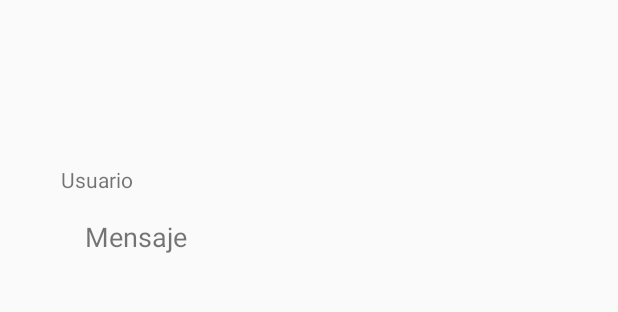
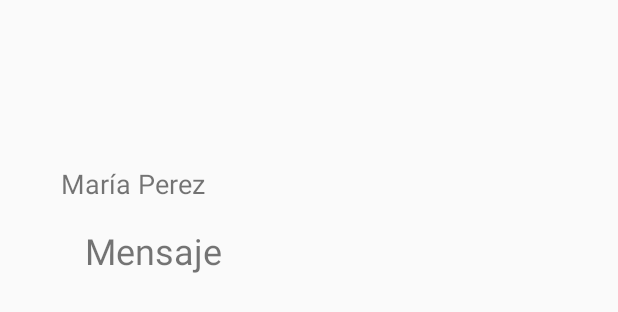
Before and after one commit to mariajosebare/PruebadeMDM, an Android app: the layout su_mensaje.xml on its own in the app's theme, with its tools: preview values and no code run, on a phone screen of 412 x 824 dp. Shown: the top 312 px of the screen. Run offline under Robolectric (Android 15) with nearby library versions, the phone set to English and light mode, and no system bars.

Commit message:
Chat layout

```diff
--- a/app/src/main/java/com/example/pruebademdm/chat.java
+++ b/app/src/main/java/com/example/pruebademdm/chat.java
@@ -41,6 +41,7 @@ public class chat extends AppCompatActivity {
         getSupportActionBar().setDisplayShowHomeEnabled(true);
         getSupportActionBar().setIcon(R.mipmap.ic_launcher);
         // Finaliza codigo icono action bar
+
         // Crear Handler
         Handler handler = new Handler();
             Runnable runnableCode = new Runnable() {
--- a/app/src/main/res/layout/su_mensaje.xml
+++ b/app/src/main/res/layout/su_mensaje.xml
@@ -15,28 +15,34 @@
         app:layout_constraintBottom_toBottomOf="parent"
         app:layout_constraintStart_toStartOf="parent"
         app:layout_constraintTop_toTopOf="parent"
-        app:layout_constraintVertical_bias="0.0">
+        app:layout_constraintVertical_bias="0.0"
+        android:paddingStart="15dp"
+        android:paddingEnd="60dp">
 
         <TextView
             android:id="@+id/Usuario"
             android:layout_width="wrap_content"
             android:layout_height="wrap_content"
+            android:layout_marginStart="25dp"
             android:layout_marginLeft="25dp"
             android:layout_marginTop="100dp"
             android:paddingBottom="4dp"
-            android:text="Usuario" />
+            android:text="@string/user_name"
+            android:textSize="18sp" />
 
         <TextView
             android:id="@+id/boxMensaje"
             android:layout_width="wrap_content"
             android:layout_height="wrap_content"
             android:layout_below="@+id/Usuario"
+            android:layout_alignStart="@+id/Usuario"
             android:layout_alignLeft="@+id/Usuario"
             android:background="@drawable/their_message"
             android:elevation="2dp"
             android:paddingHorizontal="16dp"
             android:paddingVertical="12dp"
             android:text="Mensaje"
-            android:textSize="18dp" />
+            android:textSize="24sp"
+            app:drawableTint="#42D1E3" />
     </RelativeLayout>
 </androidx.constraintlayout.widget.ConstraintLayout>
```
Also changed, not shown: app/src/main/res/layout/activity_chat.xml (+15 -11 lines), app/src/main/res/layout/my_mensaje.xml (+5 -2 lines).
